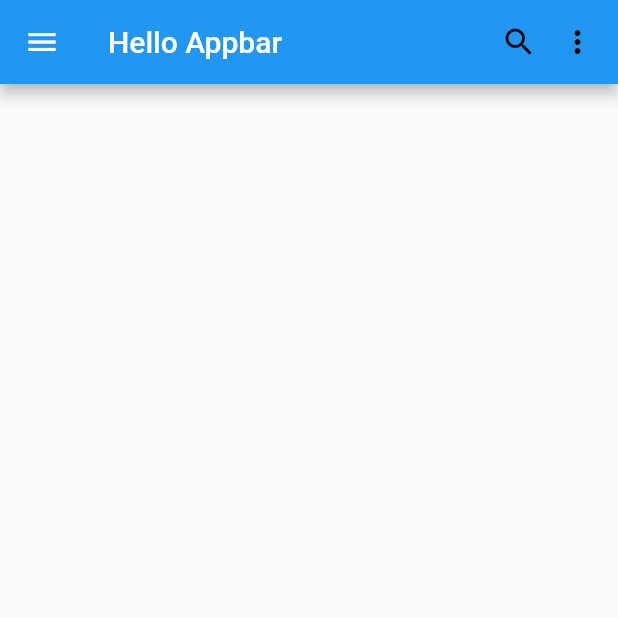
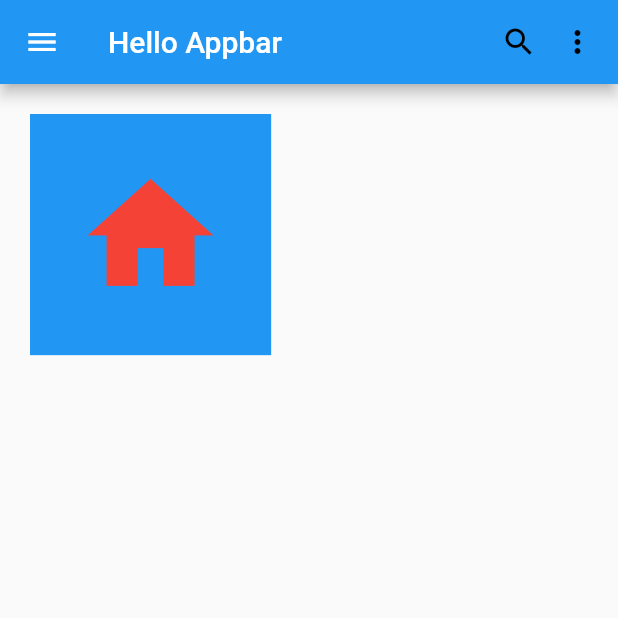
Before and after one commit to ernifarinarakhmi/belajar_flutter, a Flutter app: the screen it shows after launch, on a phone screen of 412 x 824 dp, the top half of it. Run offline on Flutter 3.47's test engine with Material 2 defaults, Android fonts, the light colour scheme and no system bars.

Commit message:
Praktek Video 3-4

```diff
--- a/lib/main.dart
+++ b/lib/main.dart
@@ -43,6 +43,16 @@ class Home extends StatelessWidget {
         ],
         actionsIconTheme: IconThemeData(color: Colors.black),
       ),
+      body: Container(
+        color: Colors.blue,
+        margin: EdgeInsets.symmetric(horizontal: 20, vertical: 20),
+        padding: EdgeInsets.all(30),
+        child: Icon(
+          Icons.home,
+          color: Colors.red,
+          size: 100.78,
+        ),
+      ),
     );
   }
 }
```
